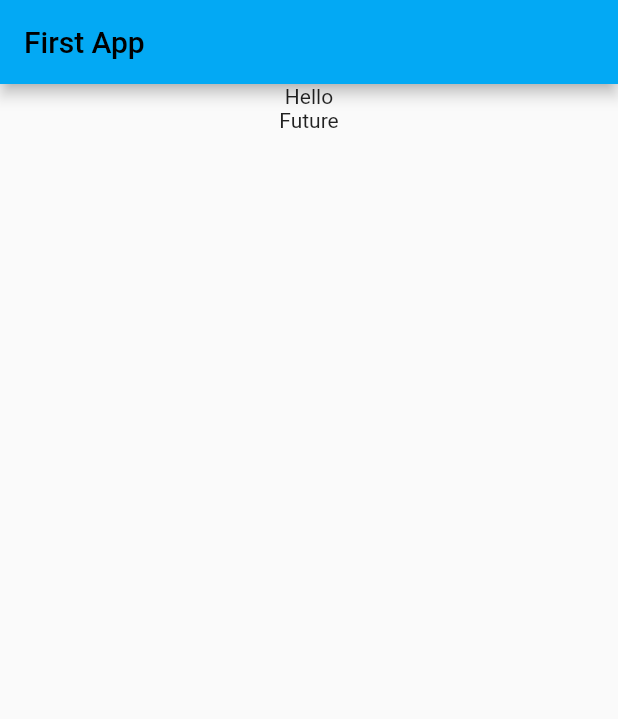
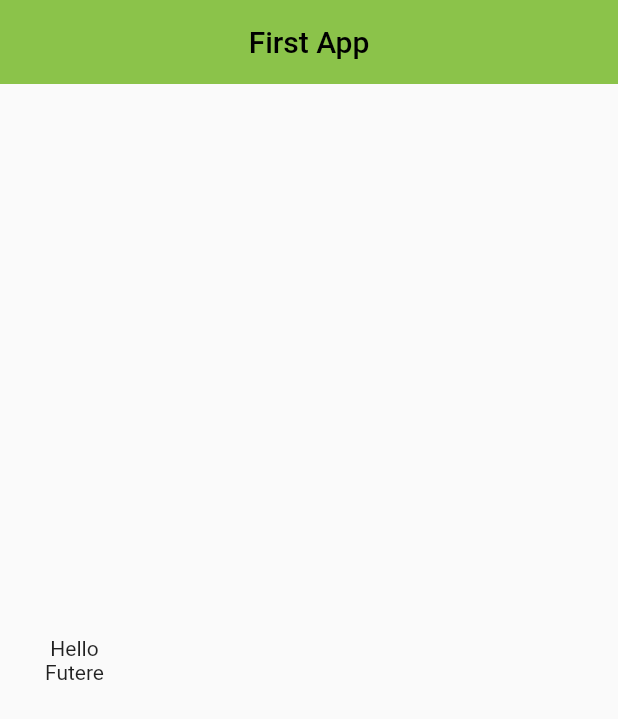
Before and after one commit to h1un/study, a Flutter app: the screen it shows after launch, on a phone screen of 412 x 824 dp. Shown: the top 719 px of the screen. Run offline on Flutter 3.47's test engine with Material 2 defaults, Android fonts, the phone set to English and light mode, and no system bars.

Commit message:
feat : 기본 틀 잡기 2

```diff
--- a/lib/main.dart
+++ b/lib/main.dart
@@ -17,13 +17,13 @@
         theme: ThemeData(
             // 디자인
             primarySwatch: Colors.lightBlue),
-        home: const MyHomePage() // 앱이 정상적으로 실행되었을때 가장 먼저 화면에 보여주는 경로
+        home: const MyCard() // 앱이 정상적으로 실행되었을때 가장 먼저 화면에 보여주는 경로
         );
   }
 }
 
-class MyHomePage extends StatelessWidget {
-  const MyHomePage({Key? key}) : super(key: key);
+class MyCard extends StatelessWidget {
+  const MyCard({Key? key}) : super(key: key);
 
   @override
   Widget build(BuildContext context) {
@@ -31,12 +31,17 @@
       // 빈도화지 같은 위젯
       appBar: AppBar(
         title: Text('First App'), // 앱바에 표시되는 이름
+        centerTitle: true,
+        backgroundColor: Colors.lightGreen,
+        elevation: 0.0, //높이 - 그림자 없애기
       ),
-      body: Center(
+      body: Padding(
+        padding: EdgeInsets.fromLTRB(30, 30, 30, 30),
         child: Column(
-          children: [Text('Hello'), Text('Future')],
-        ), // 모든 위젯을 세로로 배치
-      ),
+          mainAxisAlignment: MainAxisAlignment.center,
+          children: [Text('Hello'), Text('Futere')],
+        ),
+      ), // 모든 위젯을 세로로 배치
     );
   }
 }
```
Also changed, not shown: 1 other file.
